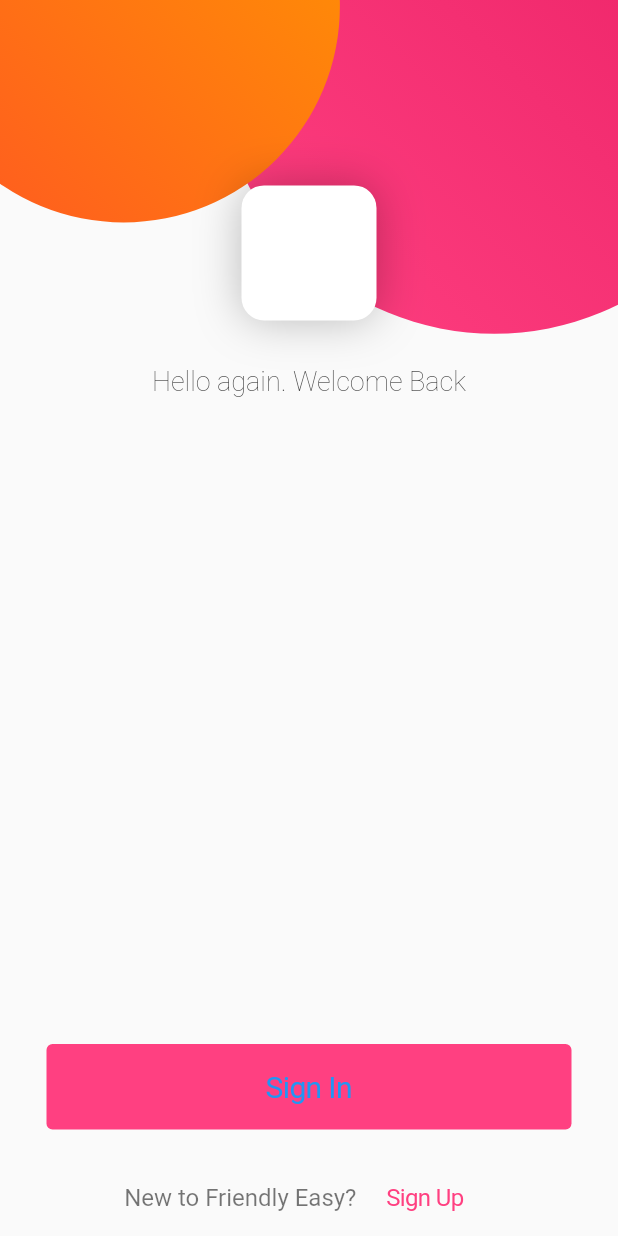
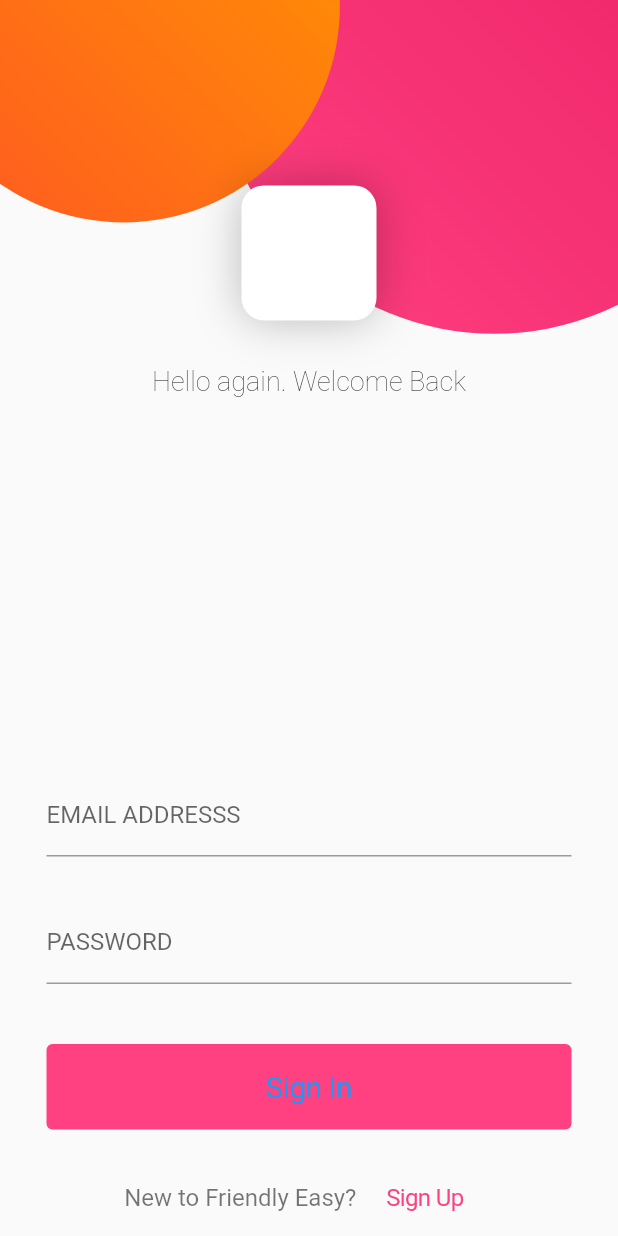
Before and after one commit to marianadevia/TestApp, a Flutter app: the screen it shows after launch, on a phone screen of 412 x 824 dp. Run offline on Flutter 3.47's test engine with Material 2 defaults, Android fonts, the phone set to English and light mode, and no system bars.

Commit message:
Login Page Done

```diff
--- a/newlogin/lib/pages/login.dart
+++ b/newlogin/lib/pages/login.dart
@@ -1,6 +1,7 @@
 import 'package:flutter/material.dart';
 import 'package:flutter/cupertino.dart';
 import 'package:newlogin/widgets/circle.dart';
+import 'package:newlogin/widgets/input_text.dart';
 
 class LoginPage extends StatefulWidget {
   LoginPage({Key key}) : super(key: key);
@@ -15,7 +16,11 @@ class _LoginPageState extends State<LoginPage> {
     final size = MediaQuery.of(context).size;
 
     return Scaffold(
-      body: Container(
+      body: GestureDetector(
+        onTap: (){
+          FocusScope.of(context).requestFocus(FocusNode());
+        },
+              child: Container(
           width: size.width,
           height: size.height,
           child: Stack(children: <Widget>[
@@ -70,6 +75,30 @@ class _LoginPageState extends State<LoginPage> {
                             maxWidth: 350,
                             minWidth: 350
                           ),
+                          child: Form(
+                                                      child: Column(
+                              children:<Widget>[
+                                InputText(
+                                  label: 'EMAIL ADDRESSS',
+                                ),
+                                SizedBox(
+                            height:30
+                        ),
+                                InputText(
+                                  label: 'PASSWORD',
+                                ),
+                              ]
+                            ),
+                          )
+                        ),
+                        SizedBox(
+                          height:40
+                        ),
+                        ConstrainedBox(
+                          constraints: BoxConstraints(
+                            maxWidth: 350,
+                            minWidth: 350
+                          ),
                           child: CupertinoButton(
                             padding: EdgeInsets.symmetric(
                               vertical:17
@@ -113,6 +142,7 @@ class _LoginPageState extends State<LoginPage> {
             )
           ]),
         ),
+      ),
     );
   }
 }
--- /dev/null
+++ b/newlogin/lib/widgets/input_text.dart
@@ -0,0 +1,23 @@
+import 'package:flutter/material.dart';
+
+class InputText extends StatefulWidget {
+  InputText({Key key, @required this.label}) : super(key: key);
+  final String label;
+
+  @override
+  _InputTextState createState() => _InputTextState();
+}
+
+class _InputTextState extends State<InputText> {
+  @override
+  Widget build(BuildContext context) {
+    return Container(
+       child: TextFormField(
+         decoration: InputDecoration(
+           labelText:widget.label,
+           contentPadding: EdgeInsets.symmetric(vertical:10)
+         ),
+       ),
+    );
+  }
+}
```
Lines whose indentation alone changed are shown as unchanged.
